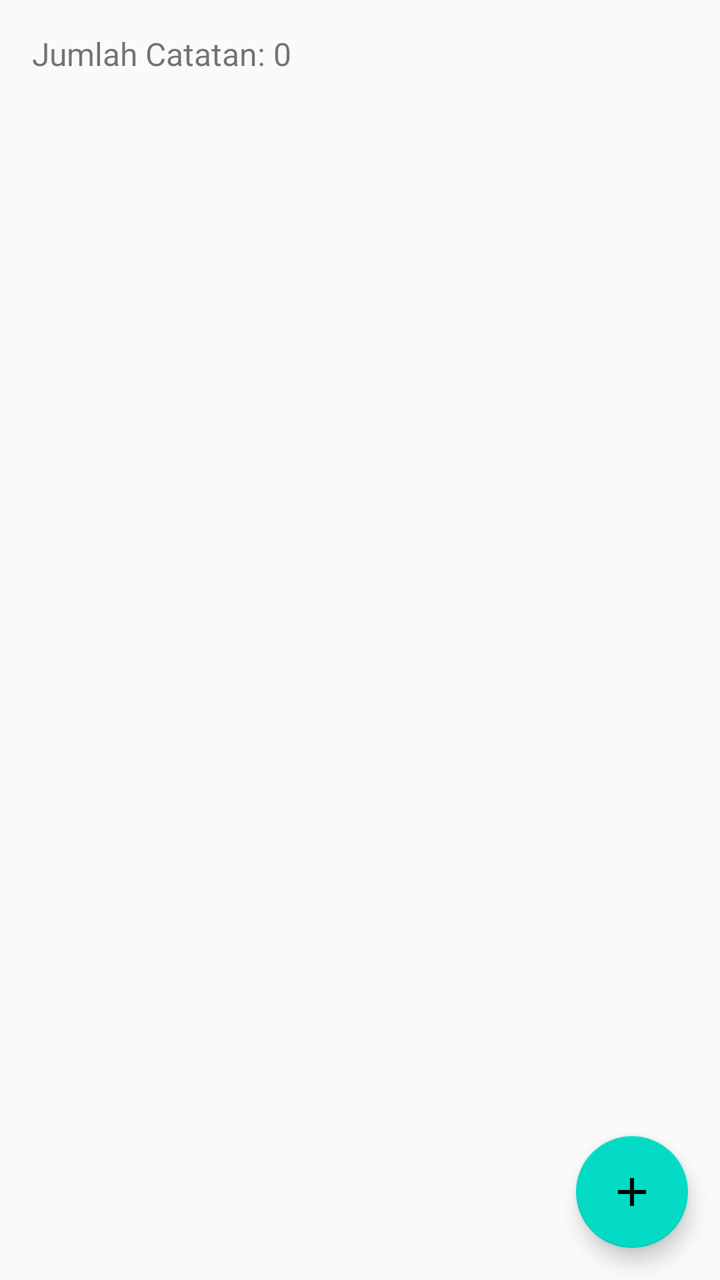
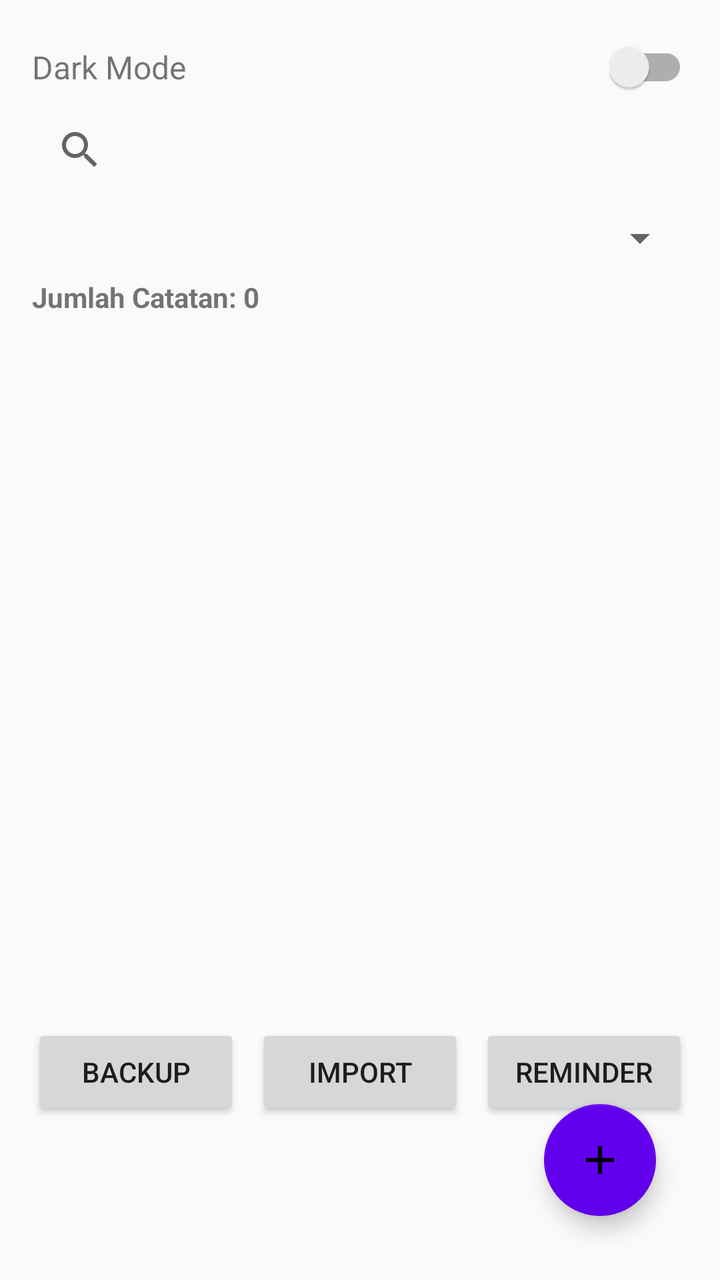

Two renders of the same Android screen: before a commit and after it. Below are the layout's source before the change and the commit's diff.
<!-- AndroidManifest.xml: application theme Theme.SerenoteApp -->
<!-- res/layout/fragment_note_list.xml -->
<?xml version="1.0" encoding="utf-8"?>
<androidx.constraintlayout.widget.ConstraintLayout
    xmlns:android="http://schemas.android.com/apk/res/android"
    xmlns:app="http://schemas.android.com/apk/res-auto"
    android:layout_width="match_parent"
    android:layout_height="match_parent">

    <ProgressBar
        android:id="@+id/progressBar"
        android:layout_width="48dp"
        android:layout_height="48dp"
        app:layout_constraintTop_toTopOf="parent"
        app:layout_constraintBottom_toBottomOf="parent"
        app:layout_constraintStart_toStartOf="parent"
        app:layout_constraintEnd_toEndOf="parent" />

    <TextView
        android:id="@+id/tvNoteCount"
        android:layout_width="wrap_content"
        android:layout_height="wrap_content"
        android:text="Jumlah Catatan: 0"
        android:textSize="16sp"
        app:layout_constraintTop_toTopOf="parent"
        app:layout_constraintStart_toStartOf="parent"
        android:layout_margin="16dp"/>

    <TextView
        android:id="@+id/tvEmptyState"
        android:layout_width="wrap_content"
        android:layout_height="wrap_content"
        android:text="Belum ada catatan"
        android:textSize="18sp"
        android:visibility="gone"
        app:layout_constraintTop_toTopOf="parent"
        app:layout_constraintBottom_toBottomOf="parent"
        app:layout_constraintStart_toStartOf="parent"
        app:layout_constraintEnd_toEndOf="parent" />

    <androidx.recyclerview.widget.RecyclerView
        android:id="@+id/rvNoteList"
        android:layout_width="0dp"
        android:layout_height="0dp"
        app:layout_constraintTop_toBottomOf="@id/tvNoteCount"
        app:layout_constraintBottom_toTopOf="@id/fabAddNote"
        app:layout_constraintStart_toStartOf="parent"
        app:layout_constraintEnd_toEndOf="parent" />

    <com.google.android.material.floatingactionbutton.FloatingActionButton
        android:id="@+id/fabAddNote"
        android:layout_width="wrap_content"
        android:layout_height="wrap_content"
        android:contentDescription="Tambah Catatan"
        android:src="@drawable/ic_add"
        app:layout_constraintBottom_toBottomOf="parent"
        app:layout_constraintEnd_toEndOf="parent"
        android:layout_margin="16dp" />

</androidx.constraintlayout.widget.ConstraintLayout>
<!-- resources referenced by this layout -->
<resources>
  <!-- drawable ic_add (drawable) -->
  <vector xmlns:android="http://schemas.android.com/apk/res/android" android:height="24dp" android:tint="#000000" android:viewportHeight="24" android:viewportWidth="24" android:width="24dp">
        
      <path android:fillColor="@android:color/white" android:pathData="M19,13h-6v6h-2v-6H5v-2h6V5h2v6h6v2z"/>
      
  </vector>
  <style name="Theme.SerenoteApp" parent="Theme.AppCompat.Light.DarkActionBar">
          
          <item name="colorPrimary">@color/purple_500</item>
          <item name="colorPrimaryDark">@color/purple_700</item>
          <item name="colorAccent">@color/teal_200</item>
          
      </style>
  <color name="purple_500">#FF6200EE</color>
  <color name="purple_700">#FF3700B3</color>
  <color name="teal_200">#FF03DAC5</color>
</resources>

<!-- the commit's change to res/layout/fragment_note_list.xml (unified diff, before → after) -->
@@ -1,58 +1,131 @@
 <?xml version="1.0" encoding="utf-8"?>
-<androidx.constraintlayout.widget.ConstraintLayout
-    xmlns:android="http://schemas.android.com/apk/res/android"
+<androidx.coordinatorlayout.widget.CoordinatorLayout xmlns:android="http://schemas.android.com/apk/res/android"
     xmlns:app="http://schemas.android.com/apk/res-auto"
+    android:id="@+id/noteListRoot"
     android:layout_width="match_parent"
-    android:layout_height="match_parent">
+    android:layout_height="match_parent"
+    android:padding="16dp">
 
-    <ProgressBar
-        android:id="@+id/progressBar"
-        android:layout_width="48dp"
-        android:layout_height="48dp"
-        app:layout_constraintTop_toTopOf="parent"
-        app:layout_constraintBottom_toBottomOf="parent"
-        app:layout_constraintStart_toStartOf="parent"
-        app:layout_constraintEnd_toEndOf="parent" />
+    <LinearLayout
+        android:id="@+id/layoutContainer"
+        android:layout_width="match_parent"
+        android:layout_height="match_parent"
+        android:orientation="vertical">
 
-    <TextView
-        android:id="@+id/tvNoteCount"
-        android:layout_width="wrap_content"
-        android:layout_height="wrap_content"
-        android:text="Jumlah Catatan: 0"
-        android:textSize="16sp"
-        app:layout_constraintTop_toTopOf="parent"
-        app:layout_constraintStart_toStartOf="parent"
-        android:layout_margin="16dp"/>
+        
+        <LinearLayout
+            android:layout_width="match_parent"
+            android:layout_height="wrap_content"
+            android:orientation="horizontal"
+            android:gravity="center_vertical"
+            android:paddingVertical="4dp">
 
-    <TextView
-        android:id="@+id/tvEmptyState"
-        android:layout_width="wrap_content"
-        android:layout_height="wrap_content"
-        android:text="Belum ada catatan"
-        android:textSize="18sp"
-        android:visibility="gone"
-        app:layout_constraintTop_toTopOf="parent"
-        app:layout_constraintBottom_toBottomOf="parent"
-        app:layout_constraintStart_toStartOf="parent"
-        app:layout_constraintEnd_toEndOf="parent" />
+            <TextView
+                android:layout_width="0dp"
+                android:layout_weight="1"
+                android:layout_height="wrap_content"
+                android:text="Dark Mode"
+                android:textSize="16sp" />
 
-    <androidx.recyclerview.widget.RecyclerView
-        android:id="@+id/rvNoteList"
-        android:layout_width="0dp"
-        android:layout_height="0dp"
-        app:layout_constraintTop_toBottomOf="@id/tvNoteCount"
-        app:layout_constraintBottom_toTopOf="@id/fabAddNote"
-        app:layout_constraintStart_toStartOf="parent"
-        app:layout_constraintEnd_toEndOf="parent" />
+            <androidx.appcompat.widget.SwitchCompat
+                android:id="@+id/switchDarkMode"
+                android:layout_width="wrap_content"
+                android:layout_height="wrap_content" />
+        </LinearLayout>
 
+        
+        <androidx.appcompat.widget.SearchView
+            android:id="@+id/searchView"
+            android:layout_width="match_parent"
+            android:layout_height="wrap_content"
+            android:queryHint="Cari catatan..." />
+
+        <Spinner
+            android:id="@+id/spinnerFilter"
+            android:layout_width="match_parent"
+            android:layout_height="wrap_content"
+            android:layout_marginTop="8dp" />
+
+        
+        <TextView
+            android:id="@+id/tvNoteCount"
+            android:layout_width="wrap_content"
+            android:layout_height="wrap_content"
+            android:text="Jumlah Catatan: 0"
+            android:textStyle="bold"
+            android:layout_marginTop="8dp" />
+
+        
+        <TextView
+            android:id="@+id/tvEmptyState"
+            android:layout_width="match_parent"
+            android:layout_height="wrap_content"
+            android:text="Belum ada catatan."
+            android:textAlignment="center"
+            android:visibility="gone"
+            android:textColor="@android:color/darker_gray"
+            android:layout_marginTop="12dp" />
+
+        
+        <androidx.recyclerview.widget.RecyclerView
+            android:id="@+id/rvNoteList"
+            android:layout_width="match_parent"
+            android:layout_height="0dp"
+            android:layout_weight="1"
+            android:layout_marginTop="8dp" />
+
+        
+        <ProgressBar
+            android:id="@+id/progressBar"
+            android:layout_width="wrap_content"
+            android:layout_height="wrap_content"
+            android:layout_gravity="center"
+            android:visibility="visible"
+            android:layout_margin="8dp" />
+
+        
+        <LinearLayout
+            android:layout_width="match_parent"
+            android:layout_height="wrap_content"
+            android:orientation="horizontal"
+            android:layout_marginTop="12dp"
+            android:gravity="center"
+            android:weightSum="3"
+            android:layout_marginBottom="64dp">
+
+            <Button
+                android:id="@+id/btnBackup"
+                android:layout_width="0dp"
+                android:layout_weight="1"
+                android:layout_height="wrap_content"
+                android:text="Backup" />
+
+            <Button
+                android:id="@+id/btnImport"
+                android:layout_width="0dp"
+                android:layout_weight="1"
+                android:layout_height="wrap_content"
+                android:text="Import"
+                android:layout_marginStart="8dp"
+                android:layout_marginEnd="8dp" />
+
+            <Button
+                android:id="@+id/btnReminder"
+                android:layout_width="0dp"
+                android:layout_weight="1"
+                android:layout_height="wrap_content"
+                android:text="Reminder" />
+        </LinearLayout>
+    </LinearLayout>
+
+    
     <com.google.android.material.floatingactionbutton.FloatingActionButton
         android:id="@+id/fabAddNote"
         android:layout_width="wrap_content"
         android:layout_height="wrap_content"
-        android:contentDescription="Tambah Catatan"
+        android:layout_gravity="bottom|end"
+        android:layout_margin="16dp"
+        android:contentDescription="Tambah catatan"
         android:src="@drawable/ic_add"
-        app:layout_constraintBottom_toBottomOf="parent"
-        app:layout_constraintEnd_toEndOf="parent"
-        android:layout_margin="16dp" />
-
-</androidx.constraintlayout.widget.ConstraintLayout>
+        app:backgroundTint="@color/purple_500" />
+</androidx.coordinatorlayout.widget.CoordinatorLayout>
